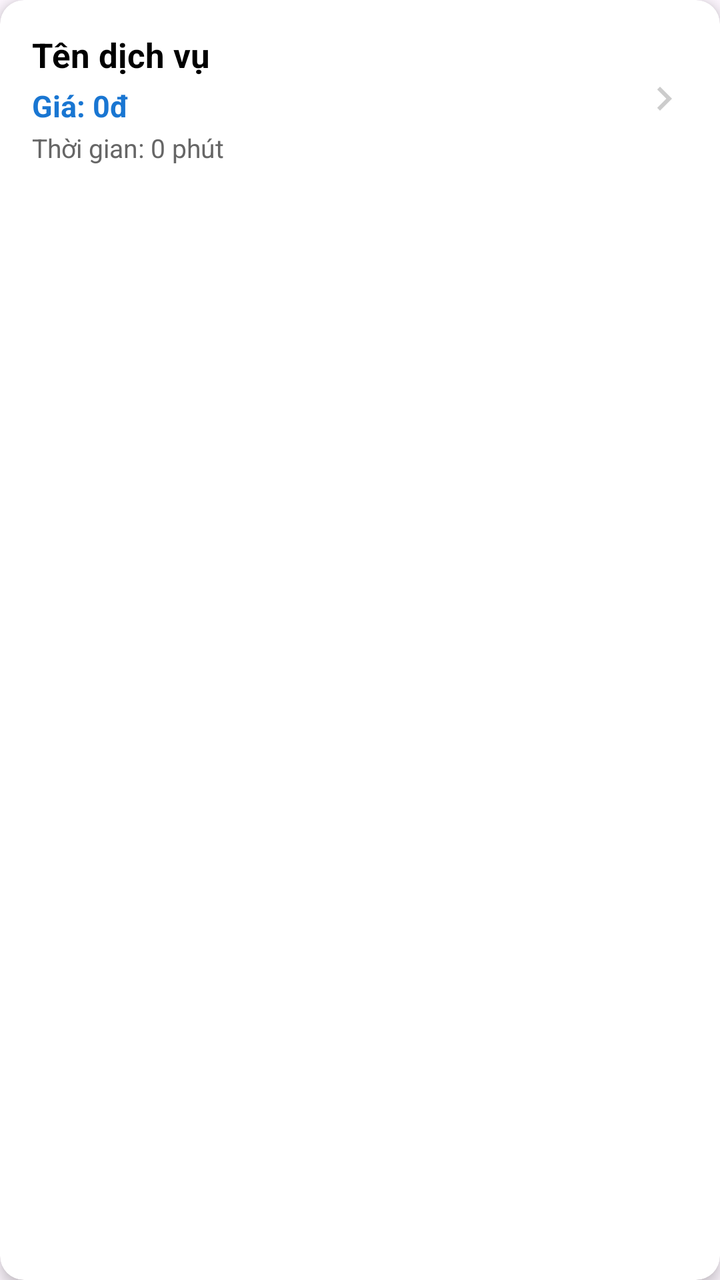
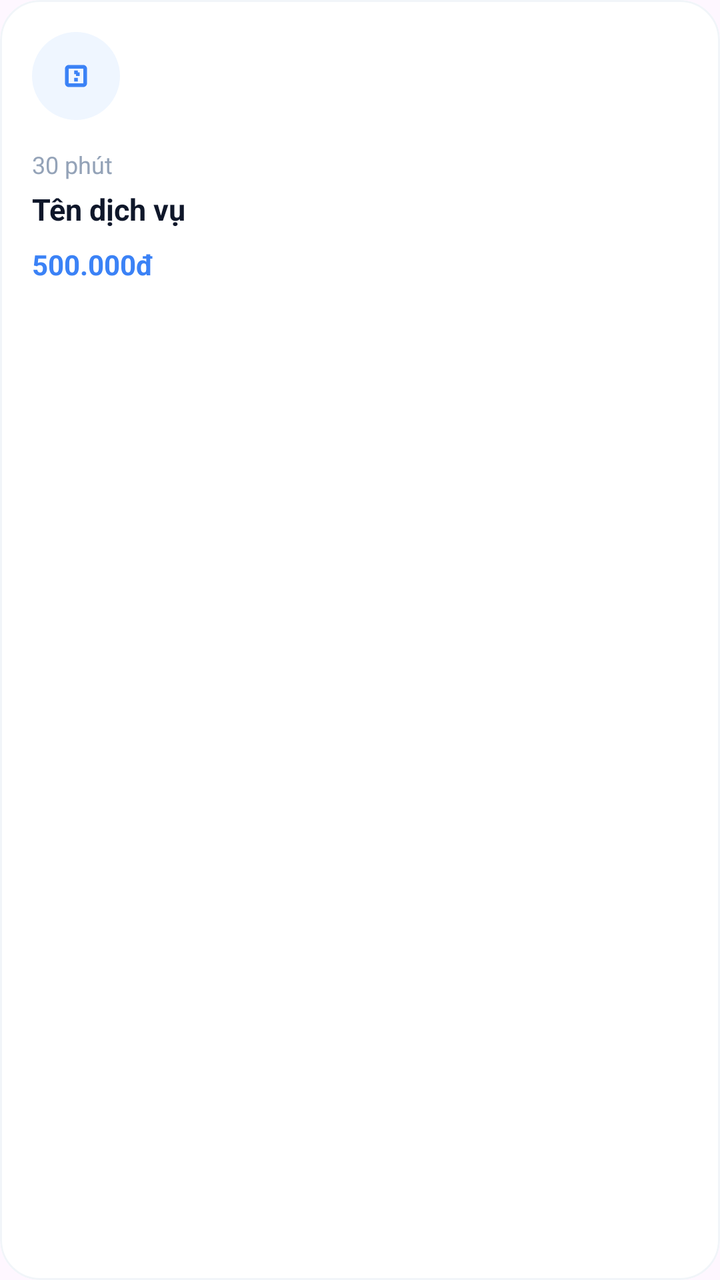

Two renders of the same Android screen: before a commit and after it. Below are the layout's source before the change and the commit's diff.
<!-- AndroidManifest.xml: application theme Theme.Mobile_android -->
<!-- res/layout/item_service.xml -->
<?xml version="1.0" encoding="utf-8"?>
<androidx.cardview.widget.CardView xmlns:android="http://schemas.android.com/apk/res/android"
    xmlns:app="http://schemas.android.com/apk/res-auto"
    android:layout_width="match_parent"
    android:layout_height="wrap_content"
    android:layout_margin="8dp"
    app:cardCornerRadius="12dp"
    app:cardElevation="4dp"
    android:foreground="?attr/selectableItemBackground">

    <LinearLayout
        android:layout_width="match_parent"
        android:layout_height="wrap_content"
        android:orientation="horizontal"
        android:padding="16dp">

        <LinearLayout
            android:layout_width="0dp"
            android:layout_height="wrap_content"
            android:layout_weight="1"
            android:orientation="vertical">

            <TextView
                android:id="@+id/tvServiceName"
                android:layout_width="match_parent"
                android:layout_height="wrap_content"
                android:text="Tên dịch vụ"
                android:textColor="#000000"
                android:textSize="17sp"
                android:textStyle="bold" />

            <TextView
                android:id="@+id/tvServicePrice"
                android:layout_width="match_parent"
                android:layout_height="wrap_content"
                android:layout_marginTop="4dp"
                android:text="Giá: 0đ"
                android:textColor="#1976D2"
                android:textSize="15sp"
                android:textStyle="bold" />

            <TextView
                android:id="@+id/tvServiceDuration"
                android:layout_width="match_parent"
                android:layout_height="wrap_content"
                android:layout_marginTop="2dp"
                android:text="Thời gian: 0 phút"
                android:textColor="#666666"
                android:textSize="13sp" />
        </LinearLayout>

        <ImageView
            android:layout_width="24dp"
            android:layout_height="24dp"
            android:layout_gravity="center_vertical"
            android:src="@drawable/ic_next"
            app:tint="#CCCCCC" />

    </LinearLayout>

</androidx.cardview.widget.CardView>
<!-- resources referenced by this layout -->
<resources>
  <!-- drawable ic_next (drawable) -->
  <vector xmlns:android="http://schemas.android.com/apk/res/android"
      android:width="24dp"
      android:height="24dp"
      android:viewportWidth="24"
      android:viewportHeight="24">
      <path
          android:fillColor="#CCCCCC"
          android:pathData="M10,6L8.59,7.41 13.17,12l-4.58,4.59L10,18l6,-6z"/>
  </vector>
  <style name="Theme.Mobile_android" parent="Base.Theme.Toothly" />
  <style name="Base.Theme.Toothly" parent="Theme.Material3.Light.NoActionBar">
          <item name="android:statusBarColor">@color/toothly_pearl</item>
          <item name="android:navigationBarColor">@color/toothly_pearl</item>
          <item name="android:windowLightStatusBar">true</item>
          <item name="colorPrimary">@color/toothly_teal</item>
          <item name="colorSurface">@color/toothly_pearl</item>
      </style>
  <color name="toothly_pearl">#f8fafc</color>
  <color name="toothly_teal">#0d9488</color>
</resources>

<!-- the commit's change to res/layout/item_service.xml (unified diff, before → after) -->
@@ -1,61 +1,71 @@
 <?xml version="1.0" encoding="utf-8"?>
-<androidx.cardview.widget.CardView xmlns:android="http://schemas.android.com/apk/res/android"
+<com.google.android.material.card.MaterialCardView
+    xmlns:android="http://schemas.android.com/apk/res/android"
     xmlns:app="http://schemas.android.com/apk/res-auto"
-    android:layout_width="match_parent"
+    android:layout_width="180dp"
     android:layout_height="wrap_content"
-    android:layout_margin="8dp"
-    app:cardCornerRadius="12dp"
-    app:cardElevation="4dp"
+    android:layout_marginEnd="12dp"
+    android:layout_marginBottom="4dp"
+    app:cardCornerRadius="20dp"
+    app:cardElevation="0dp"
+    app:strokeWidth="1dp"
+    app:strokeColor="#F1F5F9"
+    app:cardBackgroundColor="#FFFFFF"
     android:foreground="?attr/selectableItemBackground">
 
     <LinearLayout
         android:layout_width="match_parent"
         android:layout_height="wrap_content"
-        android:orientation="horizontal"
+        android:orientation="vertical"
         android:padding="16dp">
 
-        <LinearLayout
-            android:layout_width="0dp"
+        
+        <FrameLayout
+            android:layout_width="44dp"
+            android:layout_height="44dp"
+            android:layout_marginBottom="14dp"
+            android:background="@drawable/bg_icon_circle_blue_soft">
+            <ImageView
+                android:layout_width="22dp"
+                android:layout_height="22dp"
+                android:layout_gravity="center"
+                android:src="@drawable/ic_medical_services"
+                app:tint="#3B82F6"/>
+        </FrameLayout>
+
+        
+        <TextView
+            android:id="@+id/tvServiceDuration"
+            android:layout_width="match_parent"
             android:layout_height="wrap_content"
-            android:layout_weight="1"
-            android:orientation="vertical">
+            android:text="30 phút"
+            android:textColor="#94A3B8"
+            android:textSize="12sp"
+            android:layout_marginBottom="4dp"/>
 
-            <TextView
-                android:id="@+id/tvServiceName"
-                android:layout_width="match_parent"
-                android:layout_height="wrap_content"
-                android:text="Tên dịch vụ"
-                android:textColor="#000000"
-                android:textSize="17sp"
-                android:textStyle="bold" />
+        
+        <TextView
+            android:id="@+id/tvServiceName"
+            android:layout_width="match_parent"
+            android:layout_height="wrap_content"
+            android:text="Tên dịch vụ"
+            android:textColor="#0F172A"
+            android:textSize="15sp"
+            android:textStyle="bold"
+            android:maxLines="2"
+            android:ellipsize="end"
+            android:layout_marginBottom="8dp"/>
 
-            <TextView
-                android:id="@+id/tvServicePrice"
-                android:layout_width="match_parent"
-                android:layout_height="wrap_content"
-                android:layout_marginTop="4dp"
-                android:text="Giá: 0đ"
-                android:textColor="#1976D2"
-                android:textSize="15sp"
-                android:textStyle="bold" />
-
-            <TextView
-                android:id="@+id/tvServiceDuration"
-                android:layout_width="match_parent"
-                android:layout_height="wrap_content"
-                android:layout_marginTop="2dp"
-                android:text="Thời gian: 0 phút"
-                android:textColor="#666666"
-                android:textSize="13sp" />
-        </LinearLayout>
-
-        <ImageView
-            android:layout_width="24dp"
-            android:layout_height="24dp"
-            android:layout_gravity="center_vertical"
-            android:src="@drawable/ic_next"
-            app:tint="#CCCCCC" />
+        
+        <TextView
+            android:id="@+id/tvServicePrice"
+            android:layout_width="match_parent"
+            android:layout_height="wrap_content"
+            android:text="500.000đ"
+            android:textColor="#3B82F6"
+            android:textSize="14sp"
+            android:textStyle="bold"/>
 
     </LinearLayout>
 
-</androidx.cardview.widget.CardView>
+</com.google.android.material.card.MaterialCardView>
<!-- resource entries referenced after the edit -->
@@ -1,14 +1,24 @@
 <!-- resources referenced by this layout -->
 <resources>
-  <!-- drawable ic_next (drawable) -->
+  <!-- drawable bg_icon_circle_blue_soft (drawable) -->
+  <?xml version="1.0" encoding="utf-8"?>
+  <shape xmlns:android="http://schemas.android.com/apk/res/android"
+      android:shape="oval">
+      <solid android:color="#EFF6FF"/>
+  </shape>
+  <!-- drawable ic_medical_services (drawable) -->
   <vector xmlns:android="http://schemas.android.com/apk/res/android"
       android:width="24dp"
       android:height="24dp"
       android:viewportWidth="24"
-      android:viewportHeight="24">
-      <path
-          android:fillColor="#CCCCCC"
-          android:pathData="M10,6L8.59,7.41 13.17,12l-4.58,4.59L10,18l6,-6z"/>
+      android:viewportHeight="24"
+      android:tint="?attr/colorOnSurface">
+    <path
+        android:fillColor="@android:color/white"
+        android:pathData="M14,12h-2v-2h2V12zM16,6H8c-1.1,0 -2,0.9 -2,2v8c0,1.1 0.9,2 2,2h8c1.1,0 2,-0.9 2,-2V8C18,6.9 17.1,6 16,6zM16,16H8V8h8V16z"/>
+    <path
+        android:fillColor="@android:color/white"
+        android:pathData="M11,15h2v-2h-2V15zM13,9h-2v2h2V9z"/>
   </vector>
   <style name="Theme.Mobile_android" parent="Base.Theme.Toothly" />
   <style name="Base.Theme.Toothly" parent="Theme.Material3.Light.NoActionBar">
